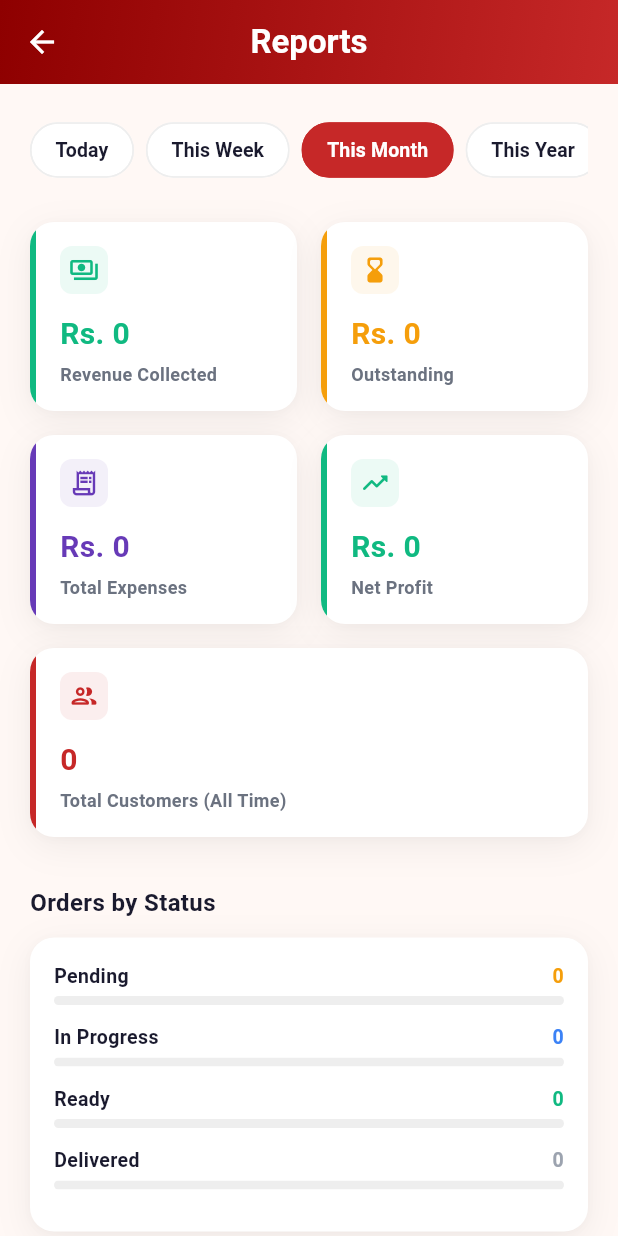
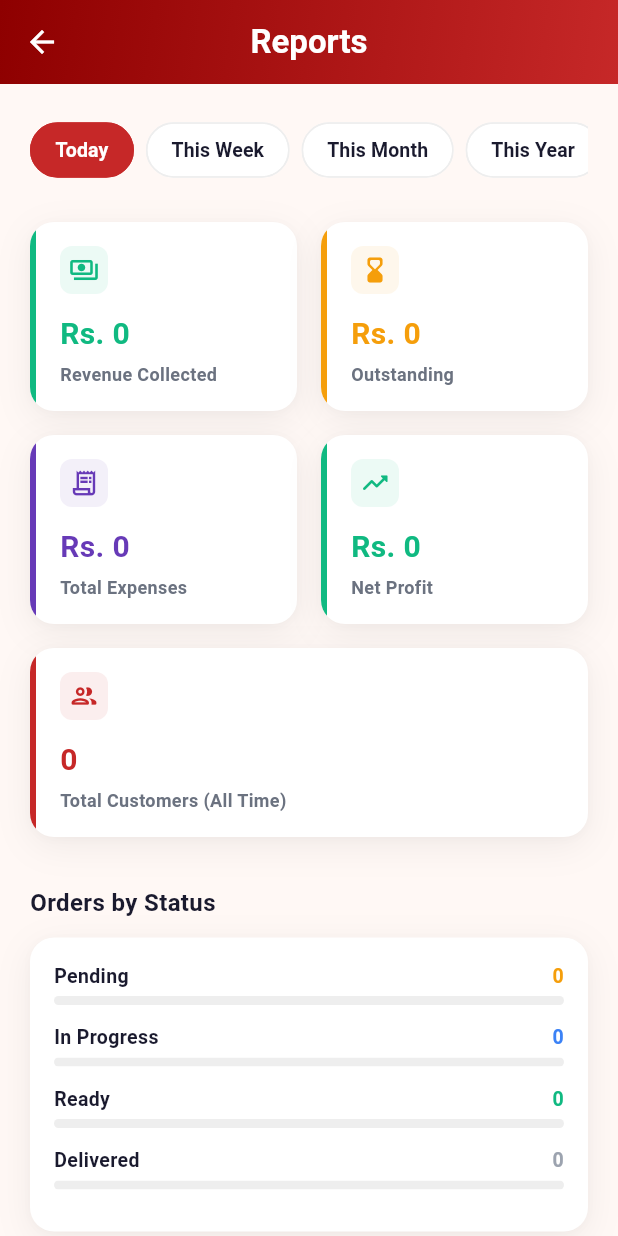
Before and after one commit to zaheerabbasdev/Zubair-Tailor-, a Flutter app: the ReportsScreen screen opened directly, on a phone screen of 412 x 824 dp. Run offline on Flutter 3.47's test engine with Material 3 defaults, Android fonts, the phone set to English and light mode, and no system bars; our stand-ins replace csv, flutter_local_notifications, flutter_secure_storage, google_sign_in, image_picker, pdf and 6 more; missing offline and left inert: extension_google_sign_in_as_googleapis_auth, googleapis; accounts and stored records are empty.

```diff
--- a/mobile_app/lib/screens/reports_screen.dart
+++ b/mobile_app/lib/screens/reports_screen.dart
@@ -26,7 +26,7 @@ class _ReportsScreenState extends State<ReportsScreen> {
   List<Expense> _expenses = [];
   int _totalCustomers = 0;
   bool _isLoading = true;
-  String _range = 'This Month';
+  String _range = 'Today';
 
   @override
   void initState() {
@@ -173,7 +173,7 @@ class _ReportsScreenState extends State<ReportsScreen> {
                   SingleChildScrollView(
                     scrollDirection: Axis.horizontal,
                     child: Row(
-                      children: ['Today', 'This Week', 'This Month', 'This Year', 'Last Year', 'Custom', 'All Time'].map((r) {
+                      children: ['Today', 'This Week', 'This Month', 'This Year', 'Last Year', 'Custom'].map((r) {
                         final selected = _range == r;
                         return Padding(
                           padding: const EdgeInsets.only(right: 8.0),
@@ -181,11 +181,7 @@ class _ReportsScreenState extends State<ReportsScreen> {
                             label: Text(localizedRange(l10n, r), style: TextStyle(fontWeight: FontWeight.bold, color: selected ? Colors.white : AppColors.textDark, fontSize: 13)),
                             selected: selected,
                             onSelected: (_) {
-                              if (r == 'Custom') {
-                                _selectCustomRange();
-                              } else {
-                                setState(() => _range = r);
-                              }
+                              setState(() => _range = r);
                             },
                             selectedColor: AppColors.primary,
                             backgroundColor: AppColors.surfaceCard,
@@ -197,6 +193,33 @@ class _ReportsScreenState extends State<ReportsScreen> {
                       }).toList(),
                     ),
                   ),
+                  if (_range == 'Custom') ...[
+                    const SizedBox(height: 16),
+                    InkWell(
+                      onTap: _selectCustomRange,
+                      borderRadius: BorderRadius.circular(16),
+                      child: Container(
+                        padding: const EdgeInsets.symmetric(horizontal: 16, vertical: 12),
+                        decoration: BoxDecoration(
+                          color: AppColors.surfaceCard,
+                          borderRadius: BorderRadius.circular(16),
+                          border: Border.all(color: AppColors.primary, width: 1.5),
+                        ),
+                        child: Row(
+                          mainAxisAlignment: MainAxisAlignment.spaceBetween,
+                          children: [
+                            Text(
+                              _customStart != null && _customEnd != null
+                                  ? "${_customStart!.toString().split(' ')[0]}  —  ${_customEnd!.toString().split(' ')[0]}"
+                                  : "Select Date Range",
+                              style: TextStyle(fontWeight: FontWeight.bold, color: AppColors.textDark),
+                            ),
+                            const Icon(Icons.date_range_rounded, color: AppColors.primary),
+                          ],
+                        ),
+                      ),
+                    ),
+                  ],
                   const SizedBox(height: 24),
 
                   Row(
```
